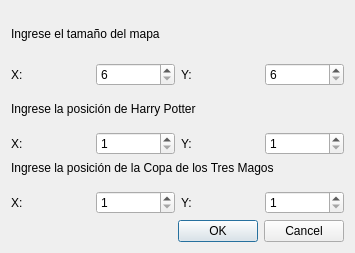
Before: the Qt Designer form Implementación Gráfica 1/hp_mdl/infolaberinto.ui in Rafaherrero/ia, drawn with Qt 5.
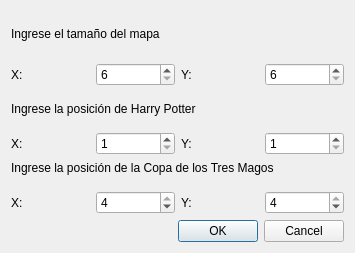
After: the same form once the commit is applied.

Commit message: Arreglado fallo importante llamando a movimiento

Patch:
```diff
--- a/Implementación Gráfica 1/hp_mdl/infolaberinto.ui
+++ b/Implementación Gráfica 1/hp_mdl/infolaberinto.ui
@@ -166,7 +166,7 @@
               <number>4</number>
              </property>
              <property name="value">
-              <number>1</number>
+              <number>4</number>
              </property>
             </widget>
            </item>
@@ -186,7 +186,7 @@
               <number>4</number>
              </property>
              <property name="value">
-              <number>1</number>
+              <number>4</number>
              </property>
             </widget>
            </item>
```
The commit also changes 1 other file.
